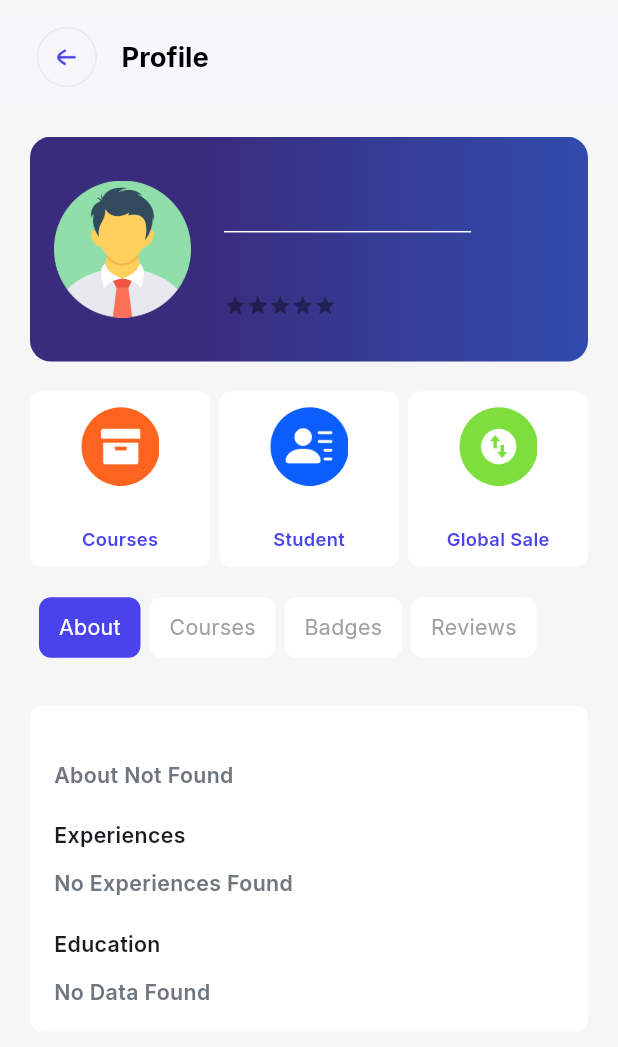
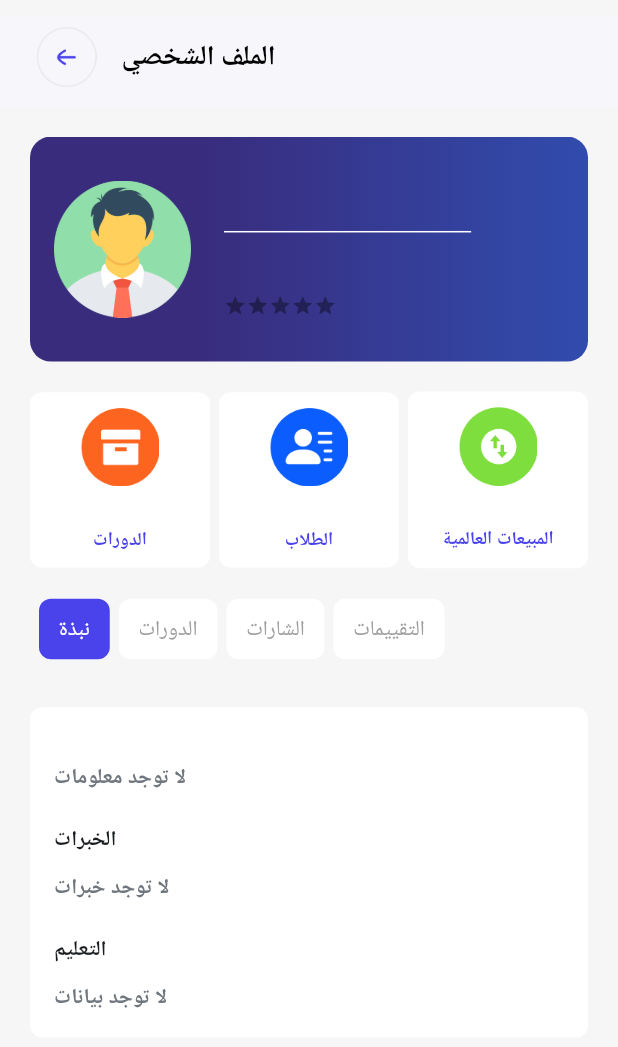
Before and after one commit to harrypotterse/lms-mobile-app, a Flutter app: the MentorsProfile screen opened directly, on a phone screen of 412 x 824 dp. Shown: the top 1047 px of the screen. Run offline on Flutter 3.47's test engine with Material 3 defaults, Android fonts, the phone set to English and light mode, and no system bars; drawn by our look-alikes of flutter_rating_bar; our stand-ins replace cached_network_image, carousel_indicator, connectivity_plus, dio, file_picker, fl_chart and 14 more; missing offline and left inert: flutter_inappwebview, webview_flutter_android, webview_flutter_wkwebview; accounts and stored records are empty; network calls fail; project files that could hold a hidden picture were left out.

Commit message:
Update Arabic translations for mentor profile details and related components to enhance localization and user experience.

```diff
--- a/lib/screen/mentor_section/mentors_profile_details/components/Instractor_info_content.dart
+++ b/lib/screen/mentor_section/mentors_profile_details/components/Instractor_info_content.dart
@@ -103,7 +103,7 @@ class InstructorInfoContent extends StatelessWidget {
                       color: AppColors.title,
                     ),
                     CustomText(
-                      text: 'Courses',
+                      text: 'الدورات',
                       fontSize: 12.sp,
                       fontWeight: FontWeight.w600,
                       color: AppColors.primary,
@@ -139,7 +139,7 @@ class InstructorInfoContent extends StatelessWidget {
                       color: AppColors.title,
                     ),
                     CustomText(
-                      text: 'Student',
+                      text: 'الطلاب',
                       fontSize: 12.sp,
                       fontWeight: FontWeight.w600,
                       color: AppColors.primary,
@@ -176,7 +176,7 @@ class InstructorInfoContent extends StatelessWidget {
                       color: AppColors.title,
                     ),
                     CustomText(
-                      text: 'Global Sale',
+                      text: 'المبيعات العالمية',
                       fontSize: 12.sp,
                       fontWeight: FontWeight.w600,
                       color: AppColors.primary,
--- a/lib/screen/mentor_section/mentors_profile_details/components/about_cart.dart
+++ b/lib/screen/mentor_section/mentors_profile_details/components/about_cart.dart
@@ -34,7 +34,7 @@ class AboutCart extends StatelessWidget {
                     color: Colors.black,
                   )
                 : CustomText(
-                    text: 'About Not Found',
+                    text: 'لا توجد معلومات',
                     fontSize: 14.sp,
                     fontWeight: FontWeight.w600,
                     color: AppColors.body,
@@ -43,7 +43,7 @@ class AboutCart extends StatelessWidget {
               height: 20.h,
             ),
             CustomText(
-              text: 'Experiences',
+              text: 'الخبرات',
               fontSize: 14.sp,
               fontWeight: FontWeight.w600,
               color: AppColors.title,
@@ -63,7 +63,7 @@ class AboutCart extends StatelessWidget {
                     color: Colors.black,
                   )
                 : CustomText(
-                    text: 'No Experiences Found',
+                    text: 'لا توجد خبرات',
                     fontSize: 14.sp,
                     fontWeight: FontWeight.w600,
                     color: AppColors.body,
@@ -72,7 +72,7 @@ class AboutCart extends StatelessWidget {
               height: 20.h,
             ),
             CustomText(
-              text: 'Education',
+              text: 'التعليم',
               fontSize: 14.sp,
               fontWeight: FontWeight.w600,
               color: AppColors.title,
@@ -92,7 +92,7 @@ class AboutCart extends StatelessWidget {
                     color: AppColors.body,
                   )
                 : CustomText(
-                    text: 'No Data Found',
+                    text: 'لا توجد بيانات',
                     fontSize: 14.sp,
                     fontWeight: FontWeight.w600,
                     color: AppColors.body,
--- a/lib/screen/mentor_section/mentors_profile_details/mentors_profile_details.dart
+++ b/lib/screen/mentor_section/mentors_profile_details/mentors_profile_details.dart
@@ -23,7 +23,7 @@ class MentorsProfile extends StatefulWidget {
 
 class _MentorsProfileState extends State<MentorsProfile>
     with SingleTickerProviderStateMixin {
-  List<String> examType = ["About", "Courses", "Badges", "Reviews"];
+  List<String> examType = ["نبذة", "الدورات", "الشارات", "التقييمات"];
   var selectedIndex = 0;
   ScrollController? _scrollViewController;
   @override
@@ -36,7 +36,7 @@ class _MentorsProfileState extends State<MentorsProfile>
               backgroundColor: AppColors.backgroundColor,
               appBar: PreferredSize(
                 preferredSize: Size.fromHeight(70.h),
-                child: const CustomAppBar(appBarName: 'Profile'),
+                child: const CustomAppBar(appBarName: 'الملف الشخصي'),
               ),
               body: Padding(
                 padding: const EdgeInsets.all(20.0),
@@ -117,84 +117,7 @@ class _MentorsProfileState extends State<MentorsProfile>
                                     : const SizedBox(),
                   ],
                 ),
-              )
-
-              // SingleChildScrollView(
-              //   child: Padding(
-              //     padding:
-              //         EdgeInsets.symmetric(horizontal: 24.0.w, vertical: 10.h),
-              //     child: Column(
-              //       children: [
-              //         InstructorInfoContent(
-              //             provider: provider, users: widget.users),
-              //         Center(
-              //           child: Column(
-              //             children: [
-              //               Container(
-              //                 decoration: BoxDecoration(
-              //                   borderRadius: BorderRadius.circular(4),
-              //                   color: Colors.white,
-              //                 ),
-              //                 child: TabBar(
-              //                     // onTap: (int index) {
-              //                     //   provider.selectTab(index);
-              //                     // },
-              //                     unselectedLabelColor: AppColors.body,
-              //                     indicatorColor: AppColors.primary,
-              //                     labelColor: AppColors.primary,
-              //                     labelStyle: TextStyle(
-              //                         fontSize: 14.sp,
-              //                         fontWeight: FontWeight.w700),
-              //                     tabs: const [
-              //                       Tab(
-              //                         text: 'About',
-              //                       ),
-              //                       Tab(
-              //                         text: 'Courses',
-              //                       ),
-              //                       // Tab(
-              //                       //   text: 'Badges',
-              //                       // ),
-              //                       Tab(
-              //                         text: 'Reviews',
-              //                       ),
-              //                     ],
-              //                     controller: _tabController,
-              //                     indicatorSize: TabBarIndicatorSize.tab),
-              //               ),
-              //               SizedBox(
-              //                 height: 298.h,
-              //                 child: TabBarView(
-              //                     physics: const NeverScrollableScrollPhysics(),
-              //                     controller: _tabController,
-              //                     children: [
-              //                       AboutCart(
-              //                           mentorsDetailsResponse:
-              //                               provider.mentorsDetailsResponse),
-              //                       Padding(
-              //                         padding: const EdgeInsets.all(16.0),
-              //                         child: MentorsCourses(
-              //                           mentorsDetailsResponse:
-              //                               provider.mentorsDetailsResponse,
-              //                         ),
-              //                       ),
-              //                       // BadgesCart(
-              //                       //     mentorsDetailsResponse:
-              //                       //         provider.mentorsDetailsResponse),
-              //                       ReviewsCart(
-              //                         mentorsDetailsResponse:
-              //                             provider.mentorsDetailsResponse,
-              //                       )
-              //                     ]),
-              //               ),
-              //             ],
-              //           ),
-              //         )
-              //       ],
-              //     ),
-              //   ),
-              // ),
-              );
+              ));
         },
       ),
     );
--- a/lib/screen/mentor_section/mentors_screen/mentors_screen.dart
+++ b/lib/screen/mentor_section/mentors_screen/mentors_screen.dart
@@ -46,7 +46,7 @@ class _InstructorScreenState extends State<InstructorScreen> {
                           decoration: InputDecoration(
                               contentPadding: EdgeInsets.symmetric(
                                   vertical: 13.h, horizontal: 16.w),
-                              hintText: 'Search',
+                              hintText: 'بحث',
                               hintStyle: TextStyle(
                                   fontSize: 14,
                                   color: AppColors.title.withOpacity(0.3),
--- a/lib/screen/mentor_section/widgets/consultants_cart.dart
+++ b/lib/screen/mentor_section/widgets/consultants_cart.dart
@@ -20,7 +20,7 @@ class ConsultantsCart extends StatelessWidget {
                 child: Align(
                     alignment: Alignment.center,
                     child: Text(
-                      "Consultants not found",
+                      "لم يتم العثور على مستشارين",
                       style: TextStyle(
                           fontSize: 26,
                           fontWeight: FontWeight.bold,
--- a/lib/screen/mentor_section/widgets/instructors_cart.dart
+++ b/lib/screen/mentor_section/widgets/instructors_cart.dart
@@ -20,7 +20,7 @@ class InstructorsCart extends StatelessWidget {
                 child: Align(
                     alignment: Alignment.center,
                     child: Text(
-                      "Instructors not found",
+                      "لم يتم العثور على مدربين",
                       style: TextStyle(
                           fontSize: 26,
                           fontWeight: FontWeight.bold,
--- a/lib/screen/mentor_section/widgets/organizations_cart.dart
+++ b/lib/screen/mentor_section/widgets/organizations_cart.dart
@@ -20,7 +20,7 @@ class OrganizationsCart extends StatelessWidget {
                 child: Align(
                     alignment: Alignment.center,
                     child: Text(
-                      "Organizations not found",
+                      "لم يتم العثور على مؤسسات",
                       style: TextStyle(
                           fontSize: 26,
                           fontWeight: FontWeight.bold,
```
Also changed, not shown: lib/screen/mentor_section/mentors_profile_details/components/reviews_cart.dart (+6 -6 lines).
